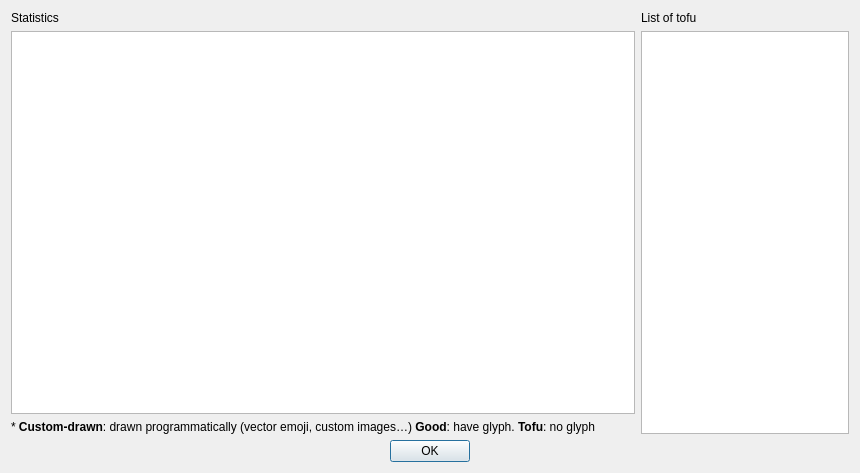
The window that Unicodia/FmTofuStats.ui (Mercury13/unicodia) describes before a commit, drawn with Qt 5.
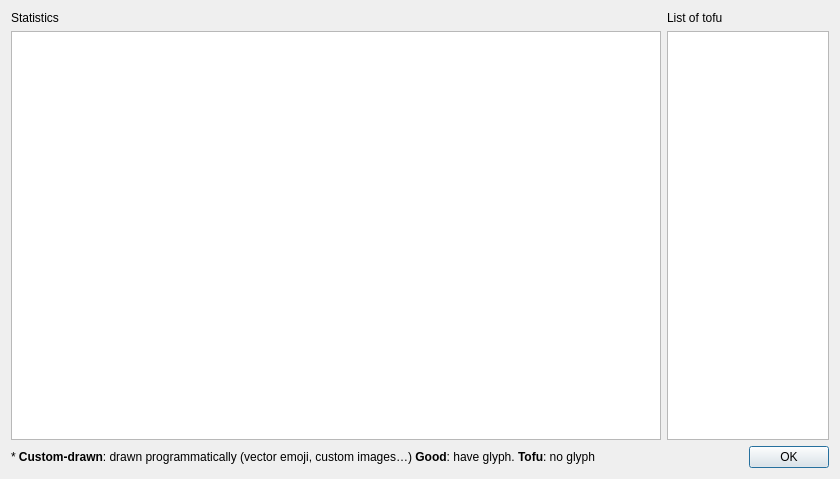
The same window after the commit.

Patch:
```diff
--- a/Unicodia/FmTofuStats.ui
+++ b/Unicodia/FmTofuStats.ui
@@ -6,8 +6,8 @@
    <rect>
     <x>0</x>
     <y>0</y>
-    <width>860</width>
-    <height>473</height>
+    <width>840</width>
+    <height>479</height>
    </rect>
   </property>
   <property name="windowTitle">
@@ -15,7 +15,7 @@
   </property>
   <layout class="QVBoxLayout" name="verticalLayout">
    <item>
-    <layout class="QHBoxLayout" name="horizontalLayout" stretch="3,1">
+    <layout class="QHBoxLayout" name="horizontalLayout" stretch="4,1">
      <item>
       <layout class="QVBoxLayout" name="verticalLayout_2">
        <item>
@@ -41,13 +41,6 @@
          </attribute>
         </widget>
        </item>
-       <item>
-        <widget class="QLabel" name="lbLegend">
-         <property name="text">
-          <string>* &lt;b&gt;Custom-drawn&lt;/b&gt;: drawn programmatically (vector emoji, custom images…) &lt;b&gt;Good&lt;/b&gt;: have glyph. &lt;b&gt;Tofu&lt;/b&gt;: no glyph</string>
-         </property>
-        </widget>
-       </item>
       </layout>
      </item>
      <item>
@@ -67,6 +60,15 @@
     </layout>
    </item>
    <item>
+    <layout class="QHBoxLayout" name="horizontalLayout_3">
+     <item>
+      <widget class="QLabel" name="lbLegend">
+       <property name="text">
+        <string>* &lt;b&gt;Custom-drawn&lt;/b&gt;: drawn programmatically (vector emoji, custom images…) &lt;b&gt;Good&lt;/b&gt;: have glyph. &lt;b&gt;Tofu&lt;/b&gt;: no glyph</string>
+       </property>
+      </widget>
+     </item>
+     <item>
     <widget class="QDialogButtonBox" name="buttonBox">
      <property name="orientation">
       <enum>Qt::Horizontal</enum>
@@ -75,9 +77,11 @@
       <set>QDialogButtonBox::Ok</set>
      </property>
      <property name="centerButtons">
-      <bool>true</bool>
-     </property>
-    </widget>
+        <bool>false</bool>
+       </property>
+      </widget>
+     </item>
+    </layout>
    </item>
   </layout>
  </widget>
```
Lines whose indentation alone changed are shown as unchanged.
